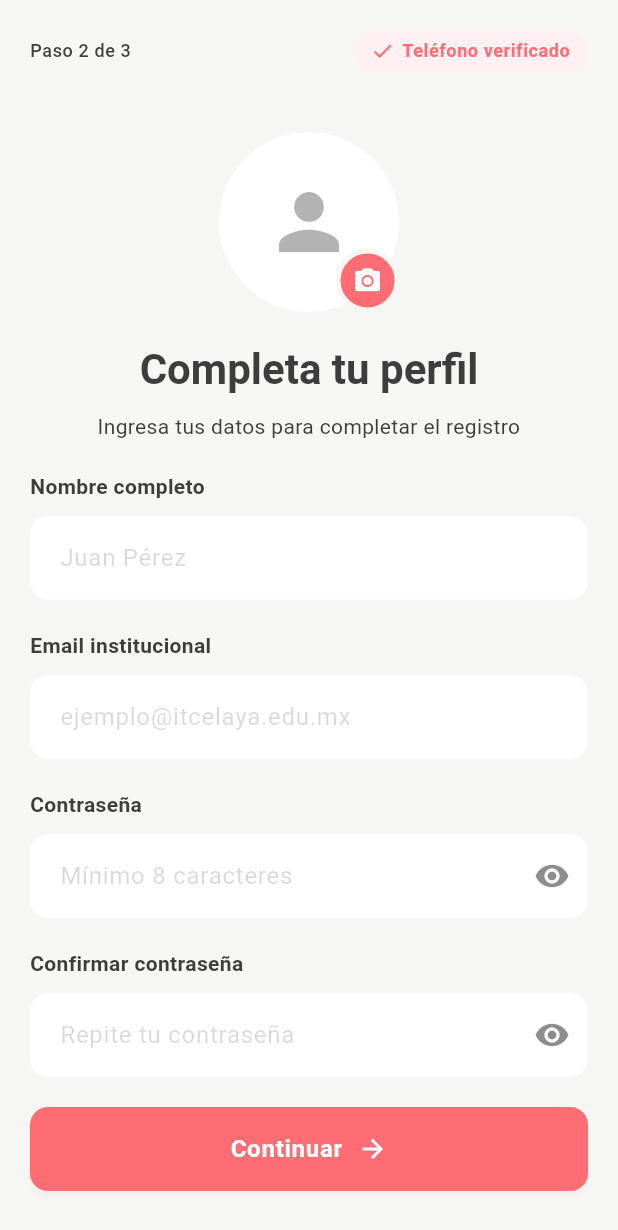
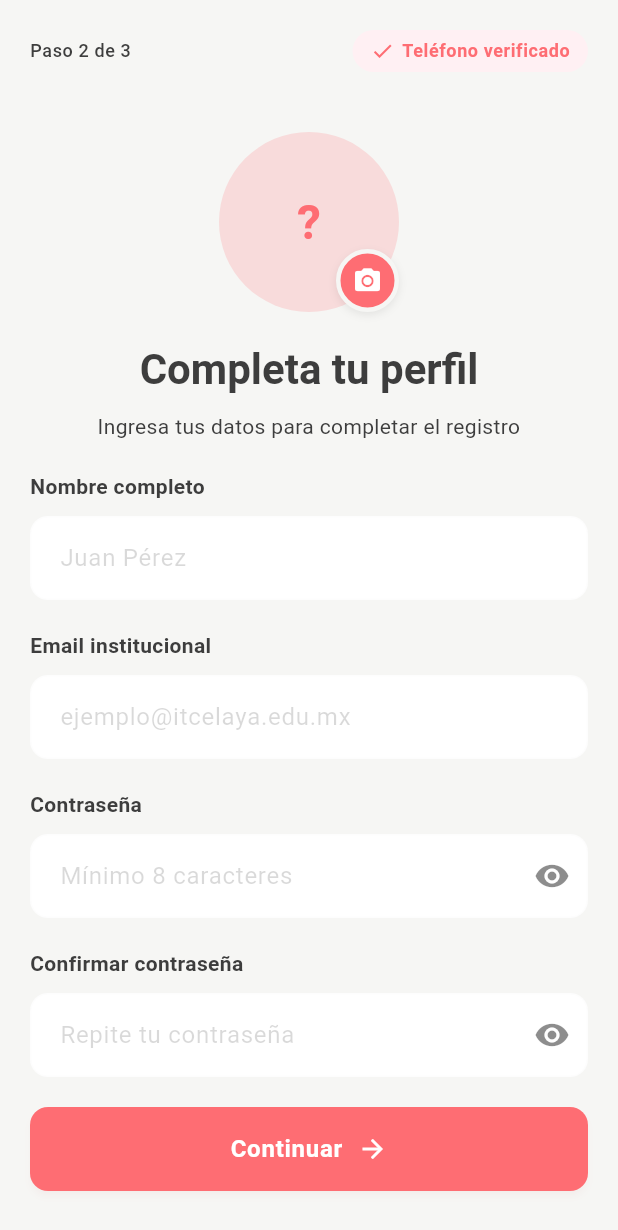
Before and after one commit to Reh4m/flutter-tecnm-chat, a Flutter app: the UserRegistrationScreen screen opened by its route, on a phone screen of 412 x 824 dp. Shown: the top 1230 px of the screen. Run offline on Flutter 3.47's test engine with Material 3 defaults, Android fonts, the light colour scheme and no system bars; our stand-ins replace cloud_firestore, dartz, equatable, firebase_auth, firebase_core, firebase_storage and 8 more; missing offline and left inert: blobs, firebase_app_check; accounts and stored records are empty; generated files the repository leaves out were written again.

Commit message:
Feat: Can add or update user profile image

```diff
--- a/lib/src/presentation/screens/auth/user_registration_screen.dart
+++ b/lib/src/presentation/screens/auth/user_registration_screen.dart
@@ -1,10 +1,14 @@
+import 'dart:io';
+
 import 'package:flutter/material.dart';
 import 'package:flutter_whatsapp_clon/src/core/utils/form_validator.dart';
 import 'package:flutter_whatsapp_clon/src/domain/entities/auth/user_sign_up_entity.dart';
 import 'package:flutter_whatsapp_clon/src/presentation/providers/auth/phone_authentication_provider.dart';
+import 'package:flutter_whatsapp_clon/src/presentation/utils/image_picker_service.dart';
 import 'package:flutter_whatsapp_clon/src/presentation/utils/toast_notification.dart';
 import 'package:flutter_whatsapp_clon/src/presentation/widgets/common/custom_button.dart';
 import 'package:flutter_whatsapp_clon/src/presentation/widgets/common/custom_text_field.dart';
+import 'package:flutter_whatsapp_clon/src/presentation/widgets/common/editable_avatar.dart';
 import 'package:flutter_whatsapp_clon/src/presentation/widgets/common/loading_overlay.dart';
 import 'package:go_router/go_router.dart';
 import 'package:provider/provider.dart';
@@ -23,6 +27,8 @@ class _UserRegistrationScreenState extends State<UserRegistrationScreen> {
   final _passwordController = TextEditingController();
   final _confirmPasswordController = TextEditingController();
 
+  File? _profileImage;
+
   bool _obscurePassword = true;
   bool _obscureConfirmPassword = true;
 
@@ -35,18 +41,32 @@ class _UserRegistrationScreenState extends State<UserRegistrationScreen> {
     super.dispose();
   }
 
+  Future<void> _handleSelectImage() async {
+    await ImagePickerService.showImageSourceDialog(
+      context,
+      onImageSelected: (file) {
+        if (file != null) {
+          setState(() {
+            _profileImage = file;
+          });
+        }
+      },
+    );
+  }
+
   Future<void> _handleCompleteRegistration() async {
     if (!(_formKey.currentState?.validate() ?? false)) return;
 
     final provider = context.read<PhoneAuthenticationProvider>();
 
     await provider.completeRegistration(
-      UserSignUpEntity(
+      userRegistrationData: UserSignUpEntity(
         name: _nameController.text.trim(),
         email: _emailController.text.trim(),
         password: _passwordController.text,
         confirmPassword: _confirmPasswordController.text,
       ),
+      profileImageFile: _profileImage,
     );
 
     if (!mounted) return;
@@ -159,38 +179,14 @@ class _UserRegistrationScreenState extends State<UserRegistrationScreen> {
   }
 
   Widget _buildAvatar(ThemeData theme) {
-    return Stack(
-      children: [
-        CircleAvatar(
-          radius: 60,
-          backgroundColor: theme.colorScheme.surface,
-          child: Icon(
-            Icons.person,
-            size: 60,
-            color: theme.colorScheme.onSurface.withAlpha(100),
-          ),
-        ),
-        Positioned(
-          bottom: 0,
-          right: 0,
-          child: Container(
-            padding: const EdgeInsets.all(8),
-            decoration: BoxDecoration(
-              color: theme.colorScheme.primary,
-              shape: BoxShape.circle,
-              border: Border.all(
-                color: theme.scaffoldBackgroundColor,
-                width: 3,
-              ),
-            ),
-            child: Icon(
-              Icons.camera_alt,
-              size: 20,
-              color: theme.colorScheme.onPrimary,
-            ),
-          ),
-        ),
-      ],
+    return EditableAvatar(
+      imageFile: _profileImage,
+      initials:
+          _nameController.text.isNotEmpty
+              ? _nameController.text[0].toUpperCase()
+              : '?',
+      radius: 60,
+      onTap: _handleSelectImage,
     );
   }
 
--- /dev/null
+++ b/lib/src/presentation/widgets/common/editable_avatar.dart
@@ -0,0 +1,98 @@
+import 'dart:io';
+import 'package:flutter/material.dart';
+
+class EditableAvatar extends StatelessWidget {
+  final String? imageUrl;
+  final File? imageFile;
+  final String initials;
+  final double radius;
+  final VoidCallback onTap;
+  final bool showEditIcon;
+  final Color? backgroundColor;
+  final Color? iconColor;
+
+  const EditableAvatar({
+    super.key,
+    this.imageUrl,
+    this.imageFile,
+    required this.initials,
+    this.radius = 60,
+    required this.onTap,
+    this.showEditIcon = true,
+    this.backgroundColor,
+    this.iconColor,
+  });
+
+  @override
+  Widget build(BuildContext context) {
+    final theme = Theme.of(context);
+
+    return InkWell(
+      onTap: onTap,
+      child: Stack(
+        children: [
+          Container(
+            decoration: const BoxDecoration(shape: BoxShape.circle),
+            child: CircleAvatar(
+              radius: radius,
+              backgroundColor:
+                  backgroundColor ?? theme.colorScheme.primary.withAlpha(50),
+              backgroundImage: _getBackgroundImage(),
+              child: _getChild(theme),
+            ),
+          ),
+          if (showEditIcon)
+            Positioned(
+              bottom: 0,
+              right: 0,
+              child: Container(
+                padding: const EdgeInsets.all(8),
+                decoration: BoxDecoration(
+                  color: iconColor ?? theme.colorScheme.primary,
+                  shape: BoxShape.circle,
+                  border: Border.all(
+                    color: theme.scaffoldBackgroundColor,
+                    width: 3,
+                  ),
+                  boxShadow: [
+                    BoxShadow(
+                      color: Colors.black.withAlpha(20),
+                      blurRadius: 4,
+                      offset: const Offset(0, 2),
+                    ),
+                  ],
+                ),
+                child: Icon(
+                  Icons.camera_alt,
+                  size: 20,
+                  color: theme.colorScheme.onPrimary,
+                ),
+              ),
+            ),
+        ],
+      ),
+    );
+  }
+
+  ImageProvider? _getBackgroundImage() {
+    if (imageFile != null) {
+      return FileImage(imageFile!);
+    } else if (imageUrl != null && imageUrl!.isNotEmpty) {
+      return NetworkImage(imageUrl!);
+    }
+    return null;
+  }
+
+  Widget? _getChild(ThemeData theme) {
+    if (imageFile == null && (imageUrl == null || imageUrl!.isEmpty)) {
+      return Text(
+        initials,
+        style: theme.textTheme.headlineLarge?.copyWith(
+          color: theme.colorScheme.primary,
+          fontWeight: FontWeight.bold,
+        ),
+      );
+    }
+    return null;
+  }
+}
--- a/pubspec.yaml
+++ b/pubspec.yaml
@@ -55,6 +55,7 @@ dependencies:
   path: ^1.9.1
   firebase_app_check: ^0.4.1+2
   pin_code_fields: ^8.0.1
+  permission_handler: ^12.0.1
 
 dev_dependencies:
   flutter_test:
```
Also changed, not shown: lib/src/presentation/providers/auth/phone_authentication_provider.dart (+37 -3 lines), lib/src/presentation/providers/user_provider.dart (+41 -2 lines), lib/src/presentation/screens/profile/edit_profile_screen.dart (+31 -38 lines), lib/src/presentation/utils/image_picker_service.dart (added, +172 -0 lines), pubspec.lock, 3 other files.
